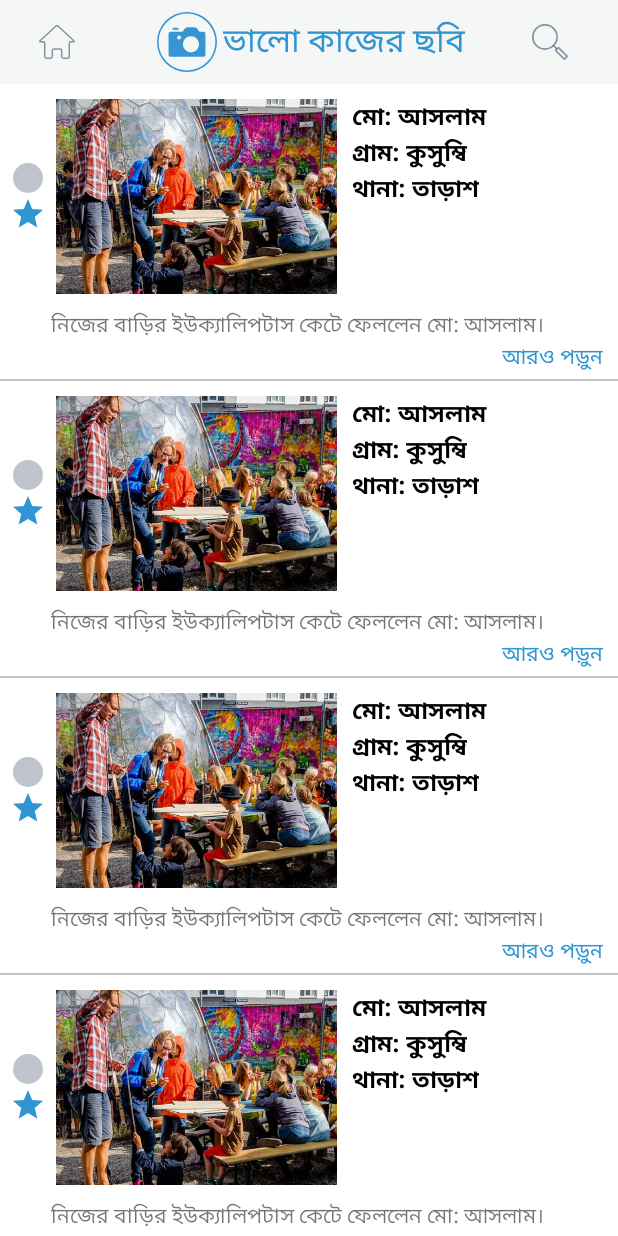
After one commit to lelinmahmud/sirajganj_3, an Android app: the GoodWorkActivity screen opened directly, with no data from a screen before it, on a phone screen of 412 x 824 dp. The commit adds this screen. Run offline under Robolectric (Android 15) with nearby library versions, the phone set to English and light mode, and no system bars; our stand-ins replace data binding.

Commit message:
- My area UI done - Good work UI done

```diff
--- a/app/build.gradle
+++ b/app/build.gradle
@@ -22,7 +22,7 @@ android {
 
     }
     dataBinding {
-      enabled = true
+        enabled = true
     }
     compileOptions {
         sourceCompatibility = 1.8
--- a/app/src/main/java/com/sirajganj3/app/ui/area/MyAreaActivity.java
+++ b/app/src/main/java/com/sirajganj3/app/ui/area/MyAreaActivity.java
@@ -1,16 +1,32 @@
 package com.sirajganj3.app.ui.area;
 
 import androidx.appcompat.app.AppCompatActivity;
+import androidx.databinding.DataBindingUtil;
+import androidx.recyclerview.widget.LinearLayoutManager;
 
+import android.content.Intent;
 import android.os.Bundle;
-
 import com.sirajganj3.app.R;
+import com.sirajganj3.app.databinding.ActivityMyAreaBinding;
+import com.sirajganj3.app.ui.main.MainActivity;
 
 public class MyAreaActivity extends AppCompatActivity {
+
+    ActivityMyAreaBinding areaActivityBinding;
 
     @Override
     protected void onCreate(Bundle savedInstanceState) {
         super.onCreate(savedInstanceState);
-        setContentView(R.layout.activity_my_area_activity);
+        setContentView(R.layout.activity_my_area);
+        areaActivityBinding = DataBindingUtil.setContentView(this, R.layout.activity_my_area);
+
+        areaActivityBinding.myAreaRv.setLayoutManager(new LinearLayoutManager(this));
+        areaActivityBinding.myAreaRv.setHasFixedSize(true);
+        areaActivityBinding.myAreaRv.setAdapter(new MyAreaAdapter(this));
+
+        areaActivityBinding.home.setOnClickListener(v -> {
+            startActivity(new Intent(this, MainActivity.class));
+            finish();
+        });
     }
 }
--- /dev/null
+++ b/app/src/main/java/com/sirajganj3/app/ui/area/MyAreaAdapter.java
@@ -0,0 +1,52 @@
+package com.sirajganj3.app.ui.area;
+
+import android.content.Context;
+import android.view.LayoutInflater;
+import android.view.View;
+import android.view.ViewGroup;
+import android.widget.TextView;
+
+import androidx.annotation.NonNull;
+import androidx.recyclerview.widget.RecyclerView;
+
+import com.sirajganj3.app.R;
+import com.sirajganj3.app.ui.opinion.OpinionAdapter;
+
+public class MyAreaAdapter extends RecyclerView.Adapter<MyAreaAdapter.ViewHolder> {
+
+    private Context context;
+
+    public MyAreaAdapter(Context context) {
+        this.context = context;
+
+    }
+
+    @NonNull
+    @Override
+    public MyAreaAdapter.ViewHolder onCreateViewHolder(@NonNull ViewGroup parent, int viewType) {
+        View view = LayoutInflater.from(context).inflate(R.layout.my_area_item_view, parent, false);
+
+        return new MyAreaAdapter.ViewHolder(view);
+    }
+
+    @Override
+    public void onBindViewHolder(@NonNull MyAreaAdapter.ViewHolder holder, int position) {
+    }
+
+    @Override
+    public int getItemCount() {
+        return 10;
+    }
+
+
+    public class ViewHolder extends RecyclerView.ViewHolder {
+
+
+        public ViewHolder(@NonNull View itemView) {
+            super(itemView);
+
+        }
+
+
+    }
+}
--- /dev/null
+++ b/app/src/main/java/com/sirajganj3/app/ui/goodwork/GoodWorkActivity.java
@@ -0,0 +1,35 @@
+package com.sirajganj3.app.ui.goodwork;
+
+import androidx.appcompat.app.AppCompatActivity;
+import androidx.databinding.DataBindingUtil;
+import androidx.recyclerview.widget.LinearLayoutManager;
+
+import android.content.Intent;
+import android.os.Bundle;
+
+import com.sirajganj3.app.R;
+import com.sirajganj3.app.databinding.ActivityGoodWorkBinding;
+import com.sirajganj3.app.ui.area.MyAreaAdapter;
+import com.sirajganj3.app.ui.main.MainActivity;
+
+public class GoodWorkActivity extends AppCompatActivity {
+
+    ActivityGoodWorkBinding goodWorkBinding;
+
+    @Override
+    protected void onCreate(Bundle savedInstanceState) {
+        super.onCreate(savedInstanceState);
+        setContentView(R.layout.activity_good_work);
+        goodWorkBinding = DataBindingUtil.setContentView(this, R.layout.activity_good_work);
+
+        goodWorkBinding.myAreaRv.setLayoutManager(new LinearLayoutManager(this));
+        goodWorkBinding.myAreaRv.setHasFixedSize(true);
+        goodWorkBinding.myAreaRv.setAdapter(new GoodWorkAdapter(this));
+
+        goodWorkBinding.home.setOnClickListener(v -> {
+            startActivity(new Intent(this, MainActivity.class));
+            finish();
+        });
+
+    }
+}
--- /dev/null
+++ b/app/src/main/java/com/sirajganj3/app/ui/goodwork/GoodWorkAdapter.java
@@ -0,0 +1,50 @@
+package com.sirajganj3.app.ui.goodwork;
+
+import android.content.Context;
+import android.view.LayoutInflater;
+import android.view.View;
+import android.view.ViewGroup;
+
+import androidx.annotation.NonNull;
+import androidx.recyclerview.widget.RecyclerView;
+
+import com.sirajganj3.app.R;
+import com.sirajganj3.app.ui.area.MyAreaAdapter;
+
+public class GoodWorkAdapter extends RecyclerView.Adapter<GoodWorkAdapter.ViewHolder> {
+
+    private Context context;
+
+    public GoodWorkAdapter(Context context) {
+        this.context = context;
+
+    }
+
+    @NonNull
+    @Override
+    public GoodWorkAdapter.ViewHolder onCreateViewHolder(@NonNull ViewGroup parent, int viewType) {
+        View view = LayoutInflater.from(context).inflate(R.layout.good_work_item_view, parent, false);
+        return new GoodWorkAdapter.ViewHolder(view);
+    }
+
+    @Override
+    public void onBindViewHolder(@NonNull GoodWorkAdapter.ViewHolder holder, int position) {
+    }
+
+    @Override
+    public int getItemCount() {
+        return 10;
+    }
+
+
+    public class ViewHolder extends RecyclerView.ViewHolder {
+
+
+        public ViewHolder(@NonNull View itemView) {
+            super(itemView);
+
+        }
+
+
+    }
+}
--- a/app/src/main/java/com/sirajganj3/app/ui/main/MainActivity.java
+++ b/app/src/main/java/com/sirajganj3/app/ui/main/MainActivity.java
@@ -10,8 +10,10 @@ import android.view.View;
 
 import com.sirajganj3.app.R;
 import com.sirajganj3.app.databinding.ActivityMainBinding;
+import com.sirajganj3.app.ui.area.MyAreaActivity;
 import com.sirajganj3.app.ui.bazar.BazarActivity;
 import com.sirajganj3.app.ui.communication.CommunicationActivity;
+import com.sirajganj3.app.ui.goodwork.GoodWorkActivity;
 import com.sirajganj3.app.ui.job.JobsActivity;
 import com.sirajganj3.app.ui.news.NewsActivity;
 import com.sirajganj3.app.ui.number.EmergencyNumberActivity;
@@ -32,7 +34,9 @@ public class MainActivity extends AppCompatActivity implements View.OnClickListe
         activityMainBinding.communicationItem.setOnClickListener(this);
         activityMainBinding.bazarItem.setOnClickListener(this);
         activityMainBinding.jobsItem.setOnClickListener(this);
+        activityMainBinding.areaItem.setOnClickListener(this);
         activityMainBinding.opinionItem.setOnClickListener(this);
+        activityMainBinding.goodWorkItem.setOnClickListener(this);
         activityMainBinding.finish.setOnClickListener(this);
 
     }
@@ -62,8 +66,16 @@ public class MainActivity extends AppCompatActivity implements View.OnClickListe
                 startNewActivity(this, JobsActivity.class);
                 break;
 
+            case R.id.area_item:
+                startNewActivity(this, MyAreaActivity.class);
+                break;
+
             case R.id.opinion_item:
                 startNewActivity(this, OpinionActivity.class);
+                break;
+
+            case R.id.good_work_item:
+                startNewActivity(this, GoodWorkActivity.class);
                 break;
 
             case R.id.finish:
--- /dev/null
+++ b/app/src/main/res/layout/activity_good_work.xml
@@ -0,0 +1,93 @@
+<?xml version="1.0" encoding="utf-8"?>
+<layout xmlns:android="http://schemas.android.com/apk/res/android"
+    xmlns:tools="http://schemas.android.com/tools">
+
+    <RelativeLayout
+        android:layout_width="match_parent"
+        android:layout_height="match_parent"
+        tools:context=".ui.area.MyAreaActivity">
+
+        <LinearLayout
+            android:id="@+id/toolbar_news"
+            android:layout_width="match_parent"
+            android:layout_height="?actionBarSize"
+            android:background="@color/gray"
+            android:orientation="horizontal"
+            android:weightSum="8">
+
+
+            <LinearLayout
+                android:id="@+id/home"
+                android:layout_width="0dp"
+                android:layout_height="match_parent"
+                android:layout_weight="1.5"
+                android:gravity="center">
+
+                <ImageView
+                    android:layout_width="wrap_content"
+                    android:layout_height="match_parent"
+                    android:src="@drawable/ic_home" />
+
+            </LinearLayout>
+
+            <LinearLayout
+                android:layout_width="0dp"
+                android:layout_height="match_parent"
+                android:layout_weight="5"
+                android:gravity="center">
+
+                <ImageView
+                    android:id="@+id/icon_news"
+                    android:layout_width="48dp"
+                    android:layout_height="?actionBarSize"
+                    android:src="@drawable/ic_good_work"
+                    android:padding="4dp"/>
+
+                <TextView
+                    android:id="@+id/title_name"
+                    android:layout_width="wrap_content"
+                    android:layout_height="match_parent"
+                    android:gravity="center"
+                    android:text="@string/pic_for_good_work"
+                    android:textColor="@color/blue"
+                    android:textSize="22sp" />
+
+
+            </LinearLayout>
+
+            <LinearLayout
+                android:layout_width="0dp"
+                android:layout_height="match_parent"
+                android:layout_weight="1.5"
+                android:gravity="center">
+
+                <ImageView
+                    android:id="@+id/finish"
+                    android:layout_width="wrap_content"
+                    android:layout_height="match_parent"
+                    android:layout_marginEnd="12dp"
+                    android:src="@drawable/ic_search" />
+
+            </LinearLayout>
+
+
+        </LinearLayout>
+
+        <androidx.recyclerview.widget.RecyclerView
+            android:id="@+id/my_area_rv"
+            android:layout_width="match_parent"
+            android:layout_height="wrap_content"
+            android:layout_below="@id/toolbar_news"
+            tools:listitem="@layout/good_work_item_view" />
+
+        <ProgressBar
+            android:id="@+id/news_pb"
+            android:layout_width="wrap_content"
+            android:layout_height="wrap_content"
+            android:layout_centerInParent="true"
+            android:visibility="gone"/>
+
+
+    </RelativeLayout>
+
+</layout>
--- a/app/src/main/res/layout/activity_main.xml
+++ b/app/src/main/res/layout/activity_main.xml
@@ -187,6 +187,7 @@
                         android:orientation="vertical">
 
                         <ImageView
+                            android:id="@+id/good_work_item"
                             android:layout_width="wrap_content"
                             android:layout_height="wrap_content"
                             android:background="?selectableItemBackgroundBorderless"
@@ -268,6 +269,7 @@
                         android:orientation="vertical">
 
                         <ImageView
+                            android:id="@+id/area_item"
                             android:layout_width="wrap_content"
                             android:layout_height="wrap_content"
                             android:background="?selectableItemBackgroundBorderless"
@@ -297,9 +299,9 @@
                 <ImageView
                     android:adjustViewBounds="true"
                     android:layout_width="match_parent"
-                    android:layout_height="match_parent"
-                    android:scaleType="fitEnd"
-                    android:src="@drawable/mujib_borsho_02"/>
+                    android:layout_height="120dp"
+                    android:scaleType="centerInside"
+                    android:src="@drawable/mujib_borsho_02" />
 
 
             </RelativeLayout>
--- a/app/src/main/res/layout/activity_my_area_activity.xml
+++ b/app/src/main/res/layout/activity_my_area.xml
@@ -75,17 +75,18 @@
         </LinearLayout>
 
         <androidx.recyclerview.widget.RecyclerView
-            android:id="@+id/news_rv"
+            android:id="@+id/my_area_rv"
             android:layout_width="match_parent"
             android:layout_height="wrap_content"
             android:layout_below="@id/toolbar_news"
-            tools:listitem="@layout/news_item_view" />
+            tools:listitem="@layout/my_area_item_view" />
 
         <ProgressBar
             android:id="@+id/news_pb"
             android:layout_width="wrap_content"
             android:layout_height="wrap_content"
-            android:layout_centerInParent="true" />
+            android:layout_centerInParent="true"
+            android:visibility="gone"/>
 
 
     </RelativeLayout>
--- /dev/null
+++ b/app/src/main/res/layout/good_work_item_view.xml
@@ -0,0 +1,142 @@
+<?xml version="1.0" encoding="utf-8"?>
+<RelativeLayout xmlns:android="http://schemas.android.com/apk/res/android"
+    xmlns:tools="http://schemas.android.com/tools"
+    android:layout_width="match_parent"
+    android:layout_height="wrap_content">
+
+    <LinearLayout
+        android:id="@+id/main_news"
+        android:layout_width="match_parent"
+        android:layout_height="wrap_content"
+        android:orientation="horizontal"
+        android:weightSum="11">
+
+        <LinearLayout
+            android:layout_width="0dp"
+            android:layout_height="match_parent"
+            android:layout_gravity="center"
+            android:layout_weight="1"
+            android:gravity="center"
+            android:orientation="vertical">
+
+            <ImageView
+                android:layout_width="match_parent"
+                android:layout_height="wrap_content"
+                android:layout_gravity="center"
+                android:src="@drawable/ic_circle" />
+
+            <ImageView
+                android:layout_width="match_parent"
+                android:layout_height="wrap_content"
+                android:layout_gravity="center"
+                android:src="@drawable/ic_star" />
+
+        </LinearLayout>
+
+
+        <ImageView
+            android:id="@+id/good_work_iv"
+            android:layout_width="0dp"
+            android:layout_height="150dp"
+            android:layout_weight="5"
+            android:padding="10dp"
+            android:scaleType="centerCrop"
+            android:src="@drawable/news_img" />
+
+
+        <LinearLayout
+            android:layout_width="0dp"
+            android:layout_height="match_parent"
+            android:layout_weight="5"
+            android:orientation="vertical"
+            android:padding="10dp">
+
+            <TextView
+                android:id="@+id/person_name"
+                android:layout_width="match_parent"
+                android:layout_height="wrap_content"
+                android:text="@string/good_work_person"
+                android:textColor="@color/black"
+                android:textSize="16sp"
+                android:textStyle="bold" />
+
+            <RelativeLayout
+                android:layout_width="match_parent"
+                android:layout_height="wrap_content">
+
+                <TextView
+                    android:id="@+id/title_village"
+                    android:layout_width="wrap_content"
+                    android:layout_height="wrap_content"
+                    android:layout_marginEnd="4dp"
+                    android:text="@string/good_work_person_village_title"
+                    android:textColor="@color/black"
+                    android:textSize="16sp"
+                    android:textStyle="bold" />
+
+                <TextView
+                    android:id="@+id/village_name"
+                    android:layout_width="wrap_content"
+                    android:layout_height="wrap_content"
+                    android:layout_toEndOf="@id/title_village"
+                    android:text="@string/good_work_person_village"
+                    android:textColor="@color/black"
+                    android:textSize="16sp"
+                    android:textStyle="bold" />
+
+                <TextView
+                    android:id="@+id/title_thana"
+                    android:layout_width="wrap_content"
+                    android:layout_height="wrap_content"
+                    android:layout_below="@id/title_village"
+                    android:layout_marginEnd="4dp"
+                    android:text="@string/good_work_person_thana_title"
+                    android:textColor="@color/black"
+                    android:textSize="16sp"
+                    android:textStyle="bold" />
+
+                <TextView
+                    android:id="@+id/thana_name"
+                    android:layout_width="wrap_content"
+                    android:layout_height="wrap_content"
+                    android:layout_below="@id/title_village"
+                    android:layout_toEndOf="@id/title_thana"
+                    android:text="@string/good_work_person_thana"
+                    android:textColor="@color/black"
+                    android:textSize="16sp"
+                    android:textStyle="bold" />
+
+            </RelativeLayout>
+
+
+        </LinearLayout>
+
+    </LinearLayout>
+
+    <TextView
+        android:id="@+id/good_work_title"
+        android:layout_width="match_parent"
+        android:layout_height="wrap_content"
+        android:layout_below="@id/main_news"
+        android:layout_marginStart="34dp"
+        android:text="@string/good_work_title" />
+
+    <TextView
+        android:id="@+id/read_more"
+        android:layout_width="wrap_content"
+        android:layout_height="wrap_content"
+        android:layout_below="@id/good_work_title"
+        android:layout_alignParentEnd="true"
+        android:layout_marginEnd="10dp"
+        android:text="@string/read_more"
+        android:textColor="@color/blue" />
+
+    <View
+        android:layout_marginTop="4dp"
+        android:layout_width="match_parent"
+        android:layout_height="1dp"
+        android:layout_below="@id/read_more"
+        android:background="@color/dark_gray_light" />
+
+
+</RelativeLayout>
--- a/app/src/main/res/layout/my_area_item_view.xml
+++ b/app/src/main/res/layout/my_area_item_view.xml
@@ -7,7 +7,7 @@
     <LinearLayout
         android:id="@+id/main_news"
         android:layout_width="match_parent"
-        android:layout_height="150dp"
+        android:layout_height="wrap_content"
         android:orientation="horizontal"
         android:weightSum="11">
 
@@ -36,7 +36,7 @@
         <ImageView
             android:id="@+id/iv_news"
             android:layout_width="0dp"
-            android:layout_height="match_parent"
+            android:layout_height="150dp"
             android:layout_weight="5"
             android:padding="10dp"
             android:scaleType="centerCrop"
@@ -53,15 +53,17 @@
                 android:id="@+id/title"
                 android:layout_width="match_parent"
                 android:layout_height="wrap_content"
-                tools:text="@string/app_name"
-                android:textStyle="bold"/>
+                android:text="@string/app_name"
+                android:textStyle="bold"
+                android:textColor="@color/black"
+                android:textSize="18sp"/>
 
             <TextView
                 android:id="@+id/tv_news_title"
                 android:layout_width="match_parent"
                 android:layout_height="wrap_content"
-                android:maxLines="5"
-                tools:text="@string/demo_news" />
+                android:maxLines="4"
+                android:text="@string/demo_news" />
 
             <TextView
                 android:id="@+id/tv_details"
--- a/app/src/main/res/values/strings.xml
+++ b/app/src/main/res/values/strings.xml
@@ -102,5 +102,15 @@
     <string name="opinion_description">বর্ণনা</string>
     <string name="answer">জবাব</string>
 
+    <!-- Good Work String   -->
+
+    <string name="good_work_title">নিজের বাড়ির ইউক্যালিপটাস কেটে ফেললেন মো: আসলাম।</string>
+    <string name="good_work_person">মো: আসলাম</string>
+    <string name="good_work_person_village_title">গ্রাম:</string>
+    <string name="good_work_person_village"> কুসুম্বি</string>
+    <string name="good_work_person_thana_title">থানা:</string>
+    <string name="good_work_person_thana">তাড়াশ</string>
+
+
 
 </resources>
```
Also changed, not shown: app/src/main/AndroidManifest.xml (+13 -12 lines).
